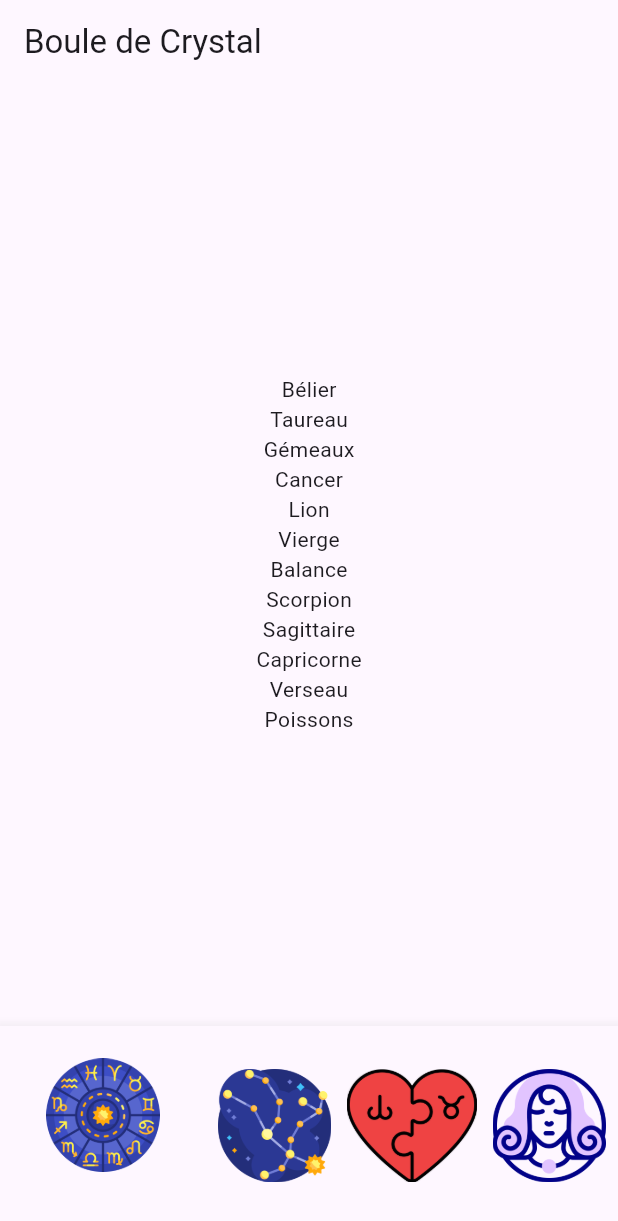
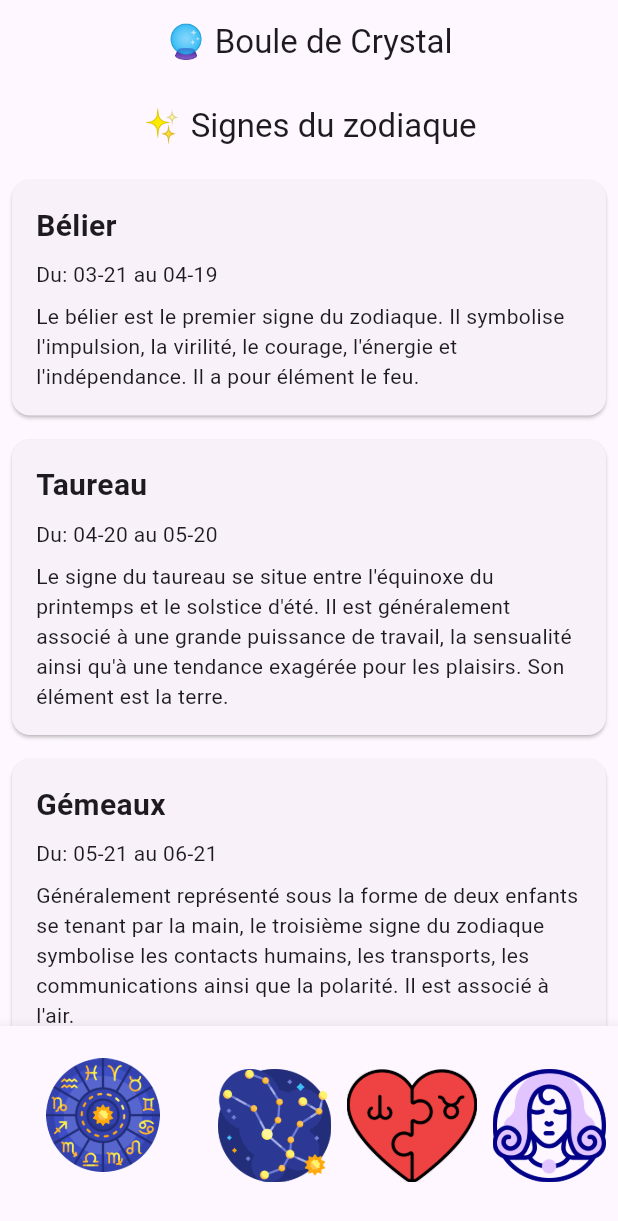
Before and after one commit to Eponas/Boule-de-crystal, a Flutter app: the screen it shows after launch, on a phone screen of 412 x 824 dp. Shown: the top 1221 px of the screen. Run offline on Flutter 3.47's test engine with Material 3 defaults, Android fonts, the phone set to English and light mode, and no system bars; our stand-ins replace sqflite; accounts and stored records are empty.

Commit message:
Centering Title and final homePage

```diff
--- a/Boule_de_Crystal/lib/main.dart
+++ b/Boule_de_Crystal/lib/main.dart
@@ -121,7 +121,9 @@ class _MyAppState extends State<MyApp> {
       ),
       home: Scaffold(
           appBar: AppBar(
-            title: const Text('Boule de Crystal'),
+            title: const Text('🔮 Boule de Crystal'),
+            centerTitle: true,
+
           ),
           body: [
             // navigation pages
--- a/Boule_de_Crystal/lib/pages/home_page.dart
+++ b/Boule_de_Crystal/lib/pages/home_page.dart
@@ -10,38 +10,25 @@ class HomePage extends StatelessWidget {
   @override
   Widget build(BuildContext context) {
 //database
-    return Center(
-      child: Column(
-        mainAxisAlignment: MainAxisAlignment.center,
-        children: [
-          FutureBuilder(
+    return Scaffold(
+      appBar: AppBar(
+        title: Text('✨ Signes du zodiaque'),
+        centerTitle: true,
+      ),
+      body: Center(
+        child: FutureBuilder(
           future: DatabaseHelper().getZodiacSigns(),
           builder: (context, snapshot) {
-              if (snapshot.hasData) {
+            if (snapshot.connectionState == ConnectionState.waiting) {
+              return CircularProgressIndicator();
+            } else if (snapshot.hasError) {
+              return Text('Error: ${snapshot.error}');
+            } else if (snapshot.hasData) {
               final list = snapshot.data!;
-                return Column(
-                  children: [
-                    for(final item in list)
-                      Text(item.libelle)
-
-                  ],
-                );
-              }
-              return CircularProgressIndicator();
-            },
-          ),
-        ],
-
-// homepage
-       /*
-    return Scaffold(
-      appBar: AppBar(
-        title: Text('Zodiac Signs'),
-      ),
-      body: ListView.builder(
-        itemCount: zodiacSigns.length,
+              return ListView.builder(
+                itemCount: list.length,
                 itemBuilder: (context, index) {
-          final zodiacSign = zodiacSigns[index];
+                  final zodiacSign = list[index];
                   return Card(
                     margin: EdgeInsets.all(8.0),
                     child: Padding(
@@ -65,8 +52,12 @@ class HomePage extends StatelessWidget {
                     ),
                   );
                 },
-
-        */
+              );
+            } else {
+              return Text('No data available');
+            }
+          },
+        ),
       ),
     );
   }
```
Lines whose indentation alone changed are shown as unchanged.
